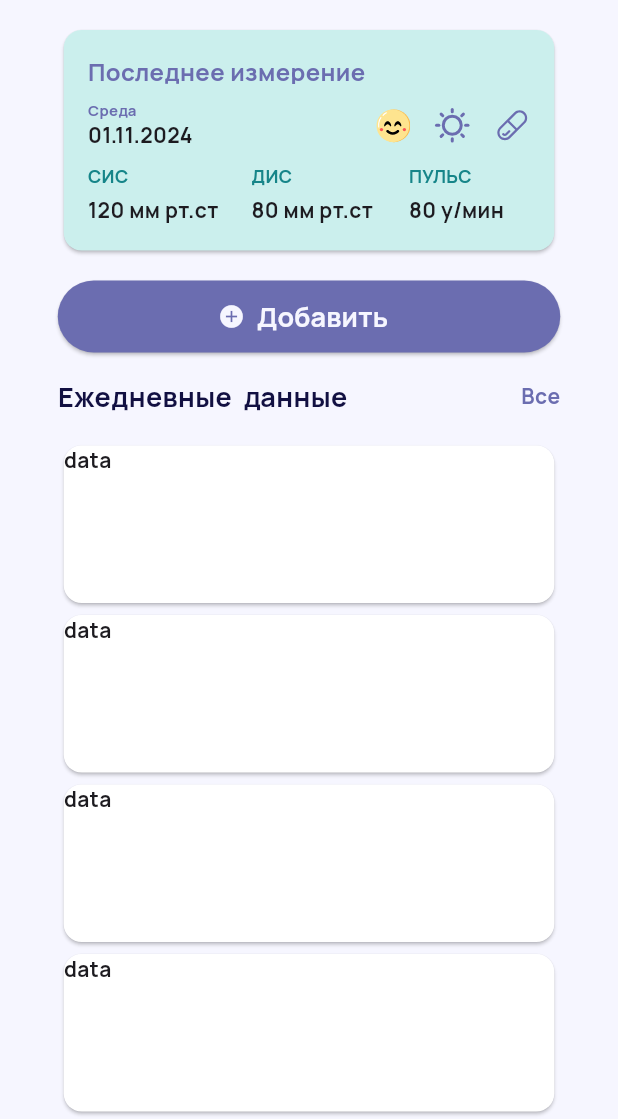
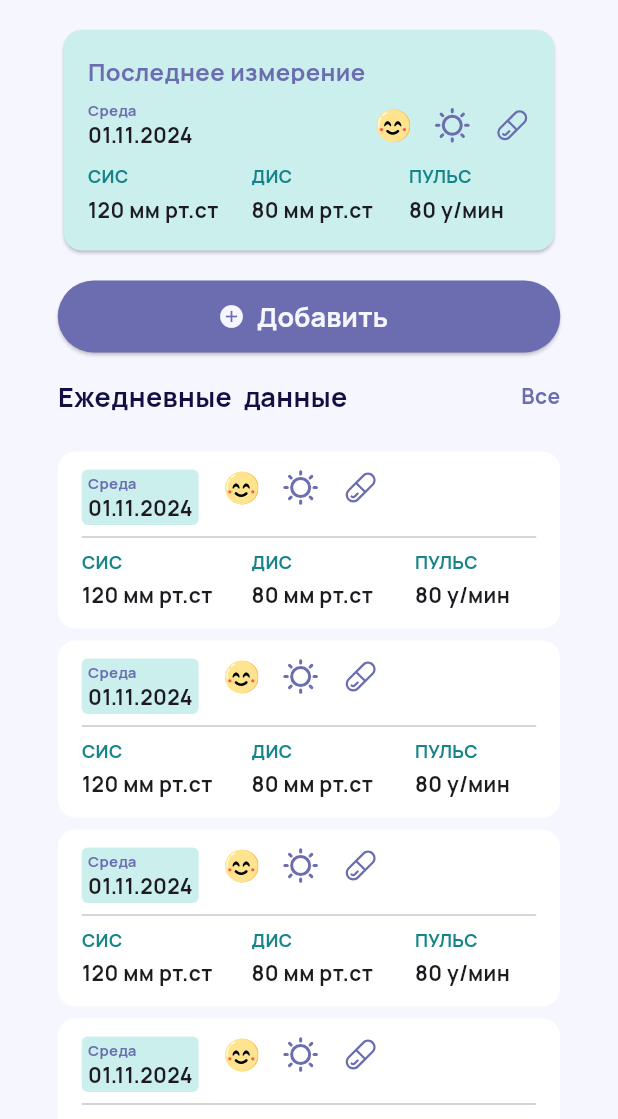
Before and after one commit to siblapin/Health_app, a Flutter app: the screen it shows after launch, on a phone screen of 412 x 824 dp, the part 117-1236 px from its top. Run offline on Flutter 3.47's test engine with Material 3 defaults, Android fonts, the phone set to English and light mode, and no system bars; our stand-ins replace flutter_svg.

Commit message:
ver 0.03 WidgetHomeScreen

```diff
--- a/lib/main.dart
+++ b/lib/main.dart
@@ -13,6 +13,7 @@ class Health_app extends StatelessWidget {
   @override
   Widget build(BuildContext context) {
     return MaterialApp(
+        title: 'Дневник давления',
         theme: ThemeData(fontFamily: "Manrope"),
         debugShowCheckedModeBanner: false,
         home: Scaffold(backgroundColor: bg, body: const HomeScreen()));
--- a/lib/screnns/home_screen/list_widgets_home_screen.dart
+++ b/lib/screnns/home_screen/list_widgets_home_screen.dart
@@ -1,4 +1,5 @@
 import 'package:flutter/material.dart';
+import 'package:flutter_svg/svg.dart';
 
 import '../../constants/constant.dart';
 
@@ -14,11 +15,125 @@ class ListWidgetsHomeScreen extends StatelessWidget {
           width: double.infinity,
           child: ListView.builder(
               itemCount: 60,
-              itemBuilder: ((BuildContext context, index) => SizedBox(
-                  width: 335,
-                  height: 113,
-                  child:
-                      Card(color: color_white, child: const Text("data")))))),
+              itemBuilder: ((BuildContext context, index) =>
+                  WidgetsHomeScreen()))),
     );
   }
 }
+
+class WidgetsHomeScreen extends StatelessWidget {
+  const WidgetsHomeScreen({
+    super.key,
+  });
+
+  @override
+  Widget build(BuildContext context) {
+    return Padding(
+      padding: const EdgeInsets.only(top: 8),
+      child: Container(
+          padding: const EdgeInsets.only(left: 16, top: 12, right: 16),
+          decoration: BoxDecoration(
+              borderRadius: const BorderRadius.all(Radius.circular(12)),
+              color: color_white),
+          child: Column(
+            children: [
+              Container(
+                height: 37,
+                width: 303,
+                child: Row(
+                  crossAxisAlignment: CrossAxisAlignment.start,
+                  children: [
+                    Container(
+                      padding: const EdgeInsets.only(
+                        top: 2,
+                        left: 4,
+                        right: 4,
+                      ),
+                      decoration: BoxDecoration(
+                          borderRadius:
+                              const BorderRadius.all(Radius.circular(4)),
+                          color: mint),
+                      child: Column(
+                        crossAxisAlignment: CrossAxisAlignment.start,
+                        children: [
+                          Text("Среда",
+                              style: TextStyle(fontSize: 10, color: color_100)),
+                          const Text("01.11.2024",
+                              style: TextStyle(fontSize: 14)),
+                        ],
+                      ),
+                    ),
+                    const SizedBox(width: 16),
+                    SvgPicture.asset('assets/icons/happy.svg',
+                        height: 24, width: 24),
+                    const SizedBox(width: 16),
+                    SvgPicture.asset('assets/icons/day.svg',
+                        height: 24, width: 24),
+                    const SizedBox(width: 16),
+                    SvgPicture.asset('assets/icons/pill.svg',
+                        height: 24, width: 24),
+                  ],
+                ),
+              ),
+              Divider(),
+              SizedBox(
+                child: Row(
+                  mainAxisAlignment: MainAxisAlignment.spaceBetween,
+                  children: [
+                    Column(
+                      crossAxisAlignment: CrossAxisAlignment.start,
+                      children: [
+                        Text(
+                          "СИС",
+                          style: TextStyle(fontSize: 12, color: text_color2),
+                        ),
+                        const SizedBox(height: 4),
+                        const Text("120 мм рт.ст",
+                            style: TextStyle(fontSize: 14))
+                      ],
+                    ),
+                    SizedBox(
+                      width: 83,
+                      child: Column(
+                        crossAxisAlignment: CrossAxisAlignment.start,
+                        children: [
+                          Text(
+                            "ДИС",
+                            style: TextStyle(fontSize: 12, color: text_color2),
+                          ),
+                          const SizedBox(height: 4),
+                          const Text("80 мм рт.ст",
+                              style: TextStyle(fontSize: 14))
+                        ],
+                      ),
+                    ),
+                    SizedBox(
+                      width: 81,
+                      child: Column(
+                        crossAxisAlignment: CrossAxisAlignment.start,
+                        children: [
+                          Text(
+                            "ПУЛЬС",
+                            style: TextStyle(fontSize: 12, color: text_color2),
+                          ),
+                          const SizedBox(height: 4),
+                          const SizedBox(
+                            width: double.infinity,
+                            child: Text(
+                              "80 у/мин",
+                              style: TextStyle(fontSize: 14),
+                              textAlign: TextAlign.left,
+                            ),
+                          )
+                        ],
+                      ),
+                    )
+                  ],
+                ),
+              ),
+              const SizedBox(height: 12),
+            ],
+          )),
+    );
+  }
+}
--- a/pubspec.yaml
+++ b/pubspec.yaml
@@ -85,7 +85,7 @@ flutter:
   # For details regarding fonts from package dependencies,
   # see https://flutter.dev/to/font-from-package
 icons_launcher:
-  image_path: "assets/icons/Group1.png"
+  image_path: "assets/icons/logo_icon.png"
   platforms:
     android:
       enable: true
```
Also changed, not shown: assets/icons/logo_icon.png (added), 23 other files.
